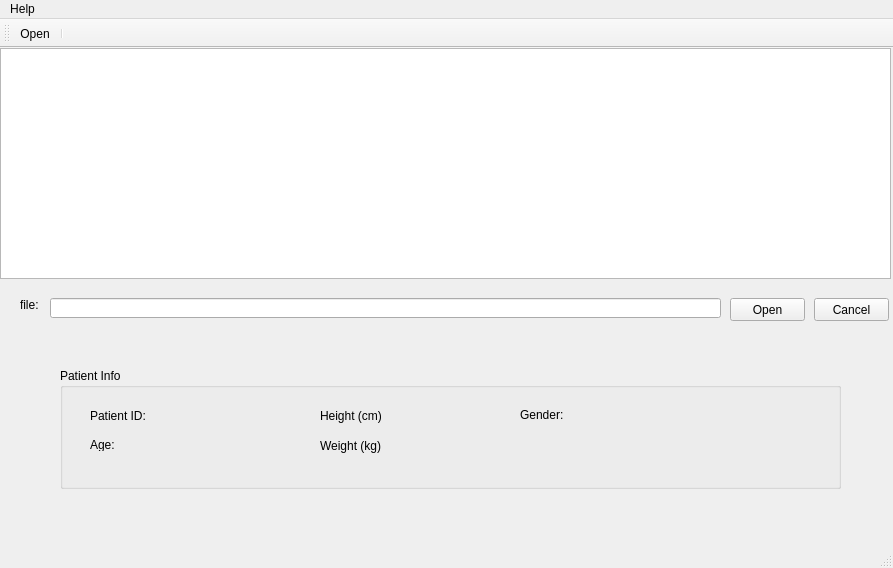
Qt form mainwindow.ui (AminAbed/Project) before a commit.
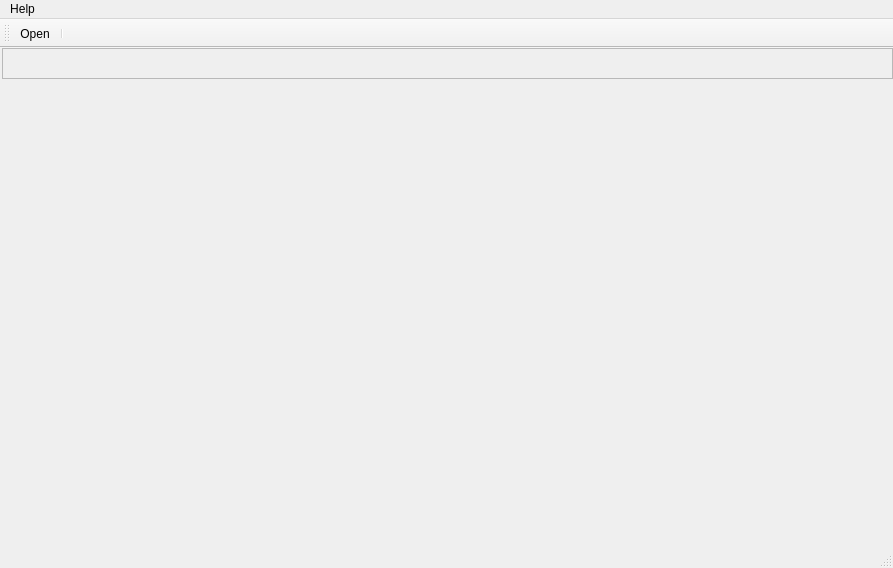
The same form after that commit. Icons and pictures are not drawn. Custom widgets are drawn as their Qt base class.

Commit message: Changes to MainWindow: Added plot page Added Paitient Info Box Added Patient Info Label MainWindow is notified when a drop event happens. Added infrustructure for plotting.

What changed in the file:
```diff
--- a/mainwindow.ui
+++ b/mainwindow.ui
@@ -20,14 +20,14 @@
    <widget class="QStackedWidget" name="pageControl">
     <property name="geometry">
      <rect>
-      <x>0</x>
+      <x>2</x>
       <y>0</y>
       <width>891</width>
       <height>511</height>
      </rect>
     </property>
     <property name="currentIndex">
-     <number>1</number>
+     <number>2</number>
     </property>
     <widget class="QWidget" name="startPage"/>
     <widget class="QWidget" name="fileSystemPage">
@@ -237,6 +237,47 @@
       </widget>
      </widget>
     </widget>
+    <widget class="QWidget" name="plotPage">
+     <widget class="QFrame" name="frame">
+      <property name="geometry">
+       <rect>
+        <x>0</x>
+        <y>0</y>
+        <width>891</width>
+        <height>31</height>
+       </rect>
+      </property>
+      <property name="frameShape">
+       <enum>QFrame::StyledPanel</enum>
+      </property>
+      <property name="frameShadow">
+       <enum>QFrame::Raised</enum>
+      </property>
+      <widget class="QLabel" name="patientInfoLabel">
+       <property name="geometry">
+        <rect>
+         <x>0</x>
+         <y>0</y>
+         <width>431</width>
+         <height>31</height>
+        </rect>
+       </property>
+       <property name="text">
+        <string/>
+       </property>
+      </widget>
+     </widget>
+     <widget class="QCustomPlot" name="plotView" native="true">
+      <property name="geometry">
+       <rect>
+        <x>0</x>
+        <y>30</y>
+        <width>891</width>
+        <height>321</height>
+       </rect>
+      </property>
+     </widget>
+    </widget>
    </widget>
   </widget>
   <widget class="QMenuBar" name="menuBar">
@@ -295,6 +336,12 @@
    <extends>QLineEdit</extends>
    <header>CustomLineEdit.h</header>
   </customwidget>
+  <customwidget>
+   <class>QCustomPlot</class>
+   <extends>QWidget</extends>
+   <header>QCustomPlot.h</header>
+   <container>1</container>
+  </customwidget>
  </customwidgets>
  <resources>
   <include location="images.qrc"/>
```
The commit also changes 2 other files.
